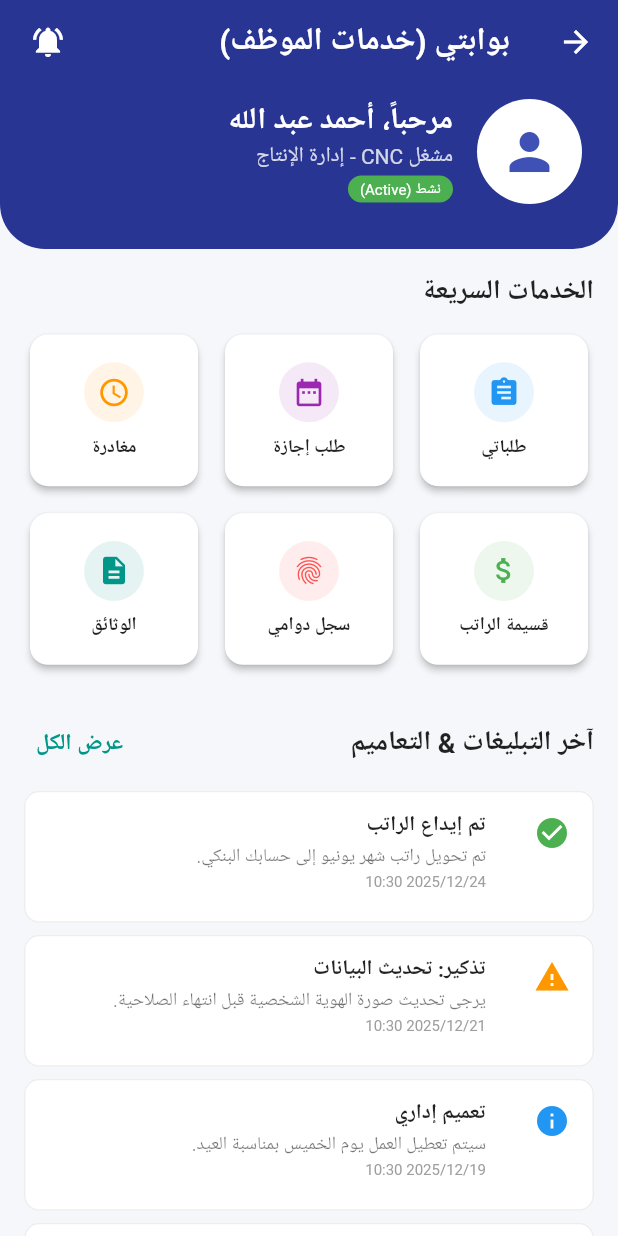
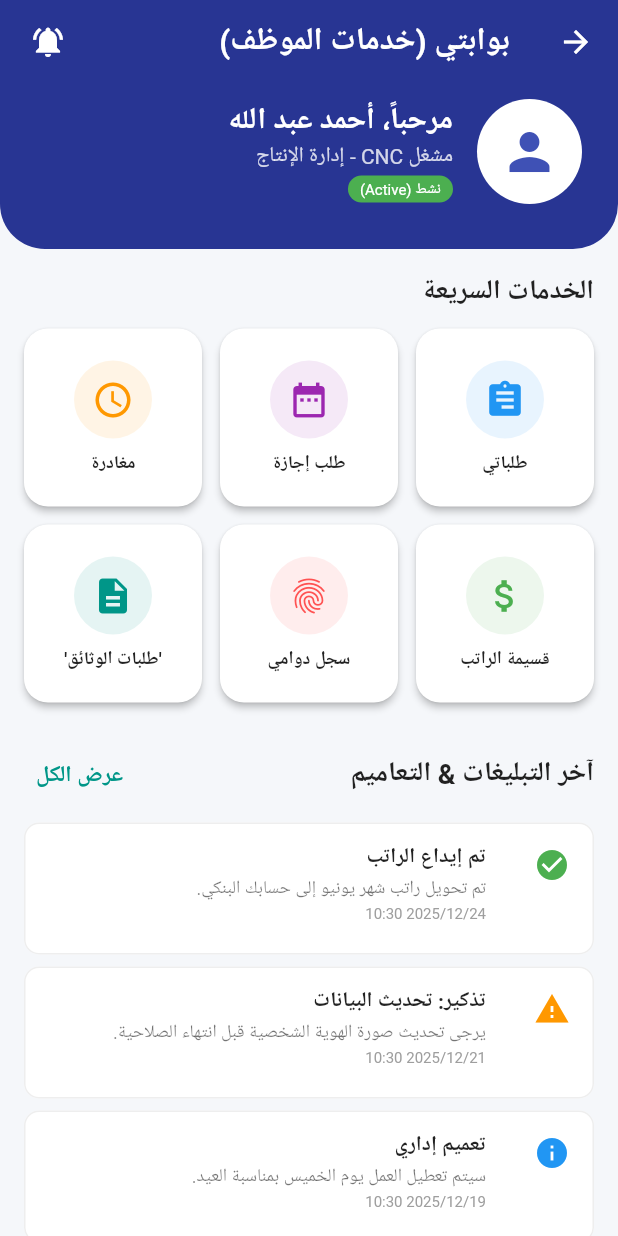
Before and after one commit to ahmadpersonx/mokaab_screen, a Flutter app: the screen it shows after launch, after a tap on "بوابة الموظف (ESS)", on a phone screen of 412 x 824 dp. Run offline on Flutter 3.47's test engine with Material 3 defaults, Android fonts, the phone set to English and light mode, and no system bars; our stand-ins replace pdf, printing; Roboto replaces fonts that are missing (Tajawal).

Commit message:
Add HR Dashboard, Refactor Lookups, and update Home Screen navigation

```diff
--- a/lib/features/hr/presentation/screens/employee/employee_portal_screen.dart
+++ b/lib/features/hr/presentation/screens/employee/employee_portal_screen.dart
@@ -1,8 +1,12 @@
 // FileName: lib/features/hr/presentation/screens/employee/employee_portal_screen.dart
+// Description: بوابة الموظف (ESS) - Responsive Grid
+// Version: 1.1 (Resized Cards)
+
 import 'package:flutter/material.dart';
 import 'package:intl/intl.dart';
-import 'package:mokaab/features/hr/presentation/screens/employee/employee_requests_screen.dart'; // شاشة الطلبات السابقة
-import 'package:mokaab/features/hr/presentation/screens/employee/requests/request_forms.dart'; // النماذج
+import 'package:mokaab/features/hr/presentation/screens/employee/employee_requests_screen.dart';
+import 'package:mokaab/features/hr/presentation/screens/employee/requests/request_forms.dart';
+import 'package:mokaab/features/hr/presentation/screens/employee/my_attendance_screen.dart';
 
 // نموذج التبليغ
 class HrNotification {
@@ -43,9 +47,7 @@ class _EmployeePortalScreenState extends State<EmployeePortalScreen> {
         actions: [
           IconButton(
             icon: const Icon(Icons.notifications_active),
-            onPressed: () {
-              // فتح مركز التنبيهات الكامل
-            },
+            onPressed: () {},
           ),
           const SizedBox(width: 8),
         ],
@@ -60,14 +62,59 @@ class _EmployeePortalScreenState extends State<EmployeePortalScreen> {
               child: Column(
                 crossAxisAlignment: CrossAxisAlignment.start,
                 children: [
-                  // 1. قسم الإجراءات السريعة
+                  // 1. قسم الإجراءات السريعة (Responsive)
                   const Text("الخدمات السريعة", style: TextStyle(fontSize: 18, fontWeight: FontWeight.bold)),
                   const SizedBox(height: 12),
-                  _buildQuickActionsGrid(),
+
+                  // استخدام LayoutBuilder للتحكم بحجم المربعات
+                  LayoutBuilder(
+                    builder: (context, constraints) {
+                      // تحديد عدد الأعمدة:
+                      // شاشة كبيرة > 1200: 6 أعمدة
+                      // تابلت > 600: 4 أعمدة
+                      // موبايل < 600: 3 أعمدة (ليكونوا صغاراً)
+                      int crossAxisCount = 3;
+                      if (constraints.maxWidth > 1200) {
+                        crossAxisCount = 6;
+                      } else if (constraints.maxWidth > 600) {
+                        crossAxisCount = 4;
+                      }
+
+                      return GridView.count(
+                        shrinkWrap: true,
+                        physics: const NeverScrollableScrollPhysics(),
+                        crossAxisCount: crossAxisCount,
+                        childAspectRatio: 1.0, // نسبة 1:1 (مربع)
+                        crossAxisSpacing: 12,
+                        mainAxisSpacing: 12,
+                        children: [
+                          _buildActionCard(Icons.assignment, "طلباتي", Colors.blue, () {
+                            Navigator.push(context, MaterialPageRoute(builder: (_) => const EmployeeRequestsScreen()));
+                          }),
+                          _buildActionCard(Icons.date_range, "طلب إجازة", Colors.purple, () {
+                            Navigator.push(context, MaterialPageRoute(builder: (_) => const LeaveRequestScreen()));
+                          }),
+                          _buildActionCard(Icons.access_time, "مغادرة", Colors.orange, () {
+                            Navigator.push(context, MaterialPageRoute(builder: (_) => const HourlyPermissionScreen()));
+                          }),
+                          _buildActionCard(Icons.attach_money, "قسيمة الراتب", Colors.green, () {
+                            Navigator.push(context, MaterialPageRoute(builder: (_) => const MyPayslipScreen()));
+                          }),
+                        _buildActionCard(Icons.fingerprint, "سجل دوامي", Colors.redAccent, () {
+                            // الربط الجديد
+                            Navigator.push(context, MaterialPageRoute(builder: (_) => const MyAttendanceScreen()));
+                          }),
+                          _buildActionCard(Icons.description, "'طلبات الوثائق'", Colors.teal, () {
+                            Navigator.push(context, MaterialPageRoute(builder: (_) => const DocumentRequestScreen()));
+                          }),
+                        ],
+                      );
+                    }
+                  ),
 
                   const SizedBox(height: 24),
 
-                  // 2. قسم التبليغات (آخر التحديثات)
+                  // 2. قسم التبليغات
                   Row(
                     mainAxisAlignment: MainAxisAlignment.spaceBetween,
                     children: [
@@ -80,7 +127,7 @@ class _EmployeePortalScreenState extends State<EmployeePortalScreen> {
 
                   const SizedBox(height: 24),
 
-                  // 3. ملخص الرصيد (إجازات)
+                  // 3. ملخص الرصيد
                   _buildLeaveBalanceSummary(),
                 ],
               ),
@@ -126,55 +173,34 @@ class _EmployeePortalScreenState extends State<EmployeePortalScreen> {
     );
   }
 
-  // --- شبكة الخدمات ---
-  Widget _buildQuickActionsGrid() {
-    return GridView.count(
-      shrinkWrap: true,
-      physics: const NeverScrollableScrollPhysics(),
-      crossAxisCount: 3,
-      childAspectRatio: 1.1,
-      crossAxisSpacing: 10,
-      mainAxisSpacing: 10,
-      children: [
-        _buildActionCard(Icons.assignment, "طلباتي", Colors.blue, () {
-          Navigator.push(context, MaterialPageRoute(builder: (_) => const EmployeeRequestsScreen()));
-        }),
-        _buildActionCard(Icons.date_range, "طلب إجازة", Colors.purple, () {
-          Navigator.push(context, MaterialPageRoute(builder: (_) => const LeaveRequestScreen()));
-        }),
-        _buildActionCard(Icons.access_time, "مغادرة", Colors.orange, () {
-          Navigator.push(context, MaterialPageRoute(builder: (_) => const HourlyPermissionScreen()));
-        }),
-        _buildActionCard(Icons.attach_money, "قسيمة الراتب", Colors.green, () {
-          Navigator.push(context, MaterialPageRoute(builder: (_) => const MyPayslipScreen())); // شاشة جديدة
-        }),
-        _buildActionCard(Icons.fingerprint, "سجل دوامي", Colors.redAccent, () {
-          // يمكن فتح شاشة تعرض سجل الحضور الخاص بالموظف فقط
-        }),
-        _buildActionCard(Icons.description, "الوثائق", Colors.teal, () {
-          Navigator.push(context, MaterialPageRoute(builder: (_) => const DocumentRequestScreen()));
-        }),
-      ],
-    );
-  }
-
+  // --- تصميم البطاقة المصغرة (نفس ستايل الشاشات الأخرى) ---
   Widget _buildActionCard(IconData icon, String label, Color color, VoidCallback onTap) {
-    return Card(
+    return Material(
+      color: Colors.white,
+      borderRadius: BorderRadius.circular(16), // زوايا دائرية
       elevation: 2,
-      shape: RoundedRectangleBorder(borderRadius: BorderRadius.circular(12)),
       child: InkWell(
         onTap: onTap,
-        borderRadius: BorderRadius.circular(12),
+        borderRadius: BorderRadius.circular(16),
+        hoverColor: color.withOpacity(0.05),
         child: Column(
           mainAxisAlignment: MainAxisAlignment.center,
           children: [
-            CircleAvatar(
-              radius: 20,
-              backgroundColor: color.withOpacity(0.1),
-              child: Icon(icon, color: color, size: 22),
+            // أيقونة داخل دائرة ملونة شفافة
+            Container(
+              padding: const EdgeInsets.all(12),
+              decoration: BoxDecoration(
+                color: color.withOpacity(0.1),
+                shape: BoxShape.circle,
+              ),
+              child: Icon(icon, color: color, size: 28),
             ),
             const SizedBox(height: 8),
-            Text(label, style: const TextStyle(fontSize: 12, fontWeight: FontWeight.bold), textAlign: TextAlign.center),
+            Text(
+              label,
+              style: const TextStyle(fontSize: 12, fontWeight: FontWeight.bold, color: Colors.black87),
+              textAlign: TextAlign.center
+            ),
           ],
         ),
       ),
@@ -221,7 +247,7 @@ class _EmployeePortalScreenState extends State<EmployeePortalScreen> {
     );
   }
 
-  // --- ملخص رصيد الإجازات المصغر ---
+  // --- ملخص رصيد الإجازات ---
   Widget _buildLeaveBalanceSummary() {
     return Container(
       padding: const EdgeInsets.all(16),
@@ -271,7 +297,7 @@ class MyPayslipScreen extends StatelessWidget {
               subtitle: const Text("الصافي: 450.00 د.أ"),
               trailing: const Icon(Icons.download),
               onTap: () {
-                // فتح تفاصيل الراتب أو تحميل PDF
+                // فتح التفاصيل
               },
             ),
           );
```
Also changed, not shown: lib/features/hr/presentation/screens/employee/my_attendance_screen.dart (added, +233 -0 lines).
